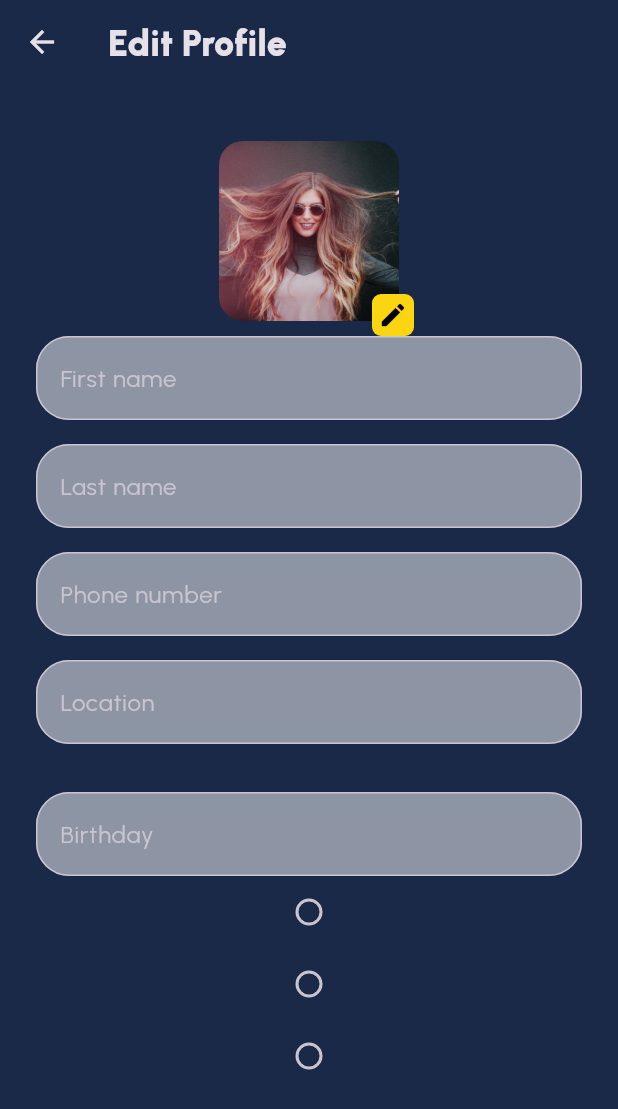
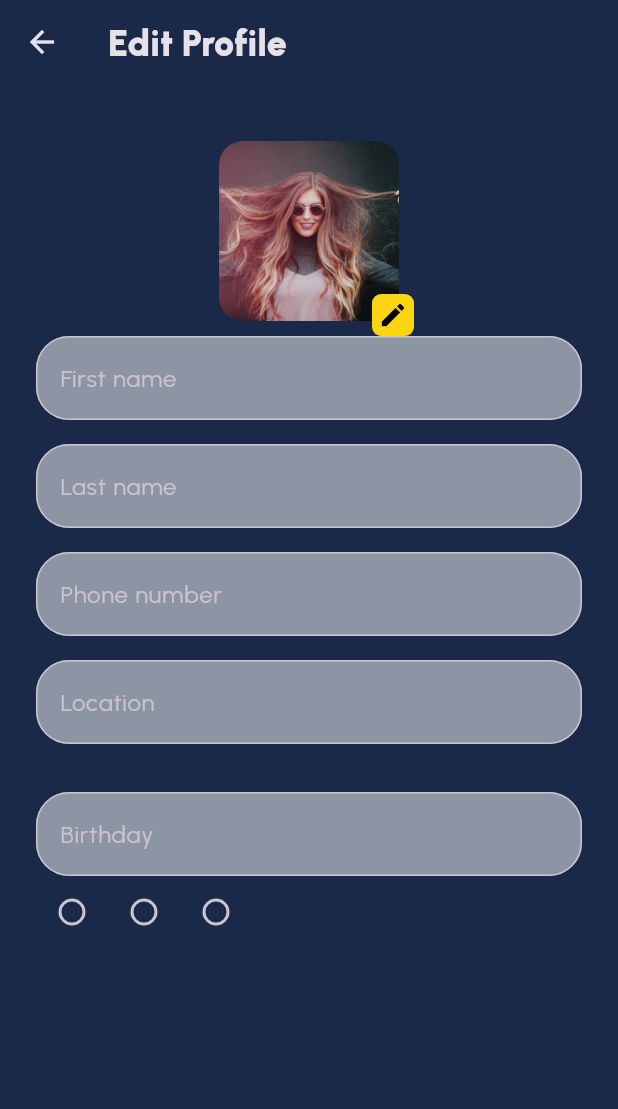
Before and after one commit to KHALEDKHLYAN/Flutter_Messaging-App, a Flutter app: the EditProfilePage screen opened by its route, on a phone screen of 412 x 824 dp. Shown: the top 1109 px of the screen. Run offline on Flutter 3.47's test engine with Material 3 defaults, Android fonts, the phone set to English and light mode, and no system bars; our stand-ins replace flutter_svg.

Commit message:
Edit profile page

```diff
--- a/lib/pages/edit_profile_page.dart
+++ b/lib/pages/edit_profile_page.dart
@@ -75,6 +75,8 @@ class _EditProfilePageState extends State<EditProfilePage> {
                 height: 16,
               ),
               AppTextField(hint: AppStrings.birthday),
+              Row(
+                children: [
                   Radio(
                     value: Gender.male,
                     groupValue: gender,
@@ -86,9 +88,11 @@ class _EditProfilePageState extends State<EditProfilePage> {
                     onChanged: (value) {},
                   ),
                   Radio(
-                value: Gender.male,
+                    value: Gender.female,
                     groupValue: gender,
                     onChanged: (value) {},
+                  ),
+                ],
               ),
             ],
           ),
```
Lines whose indentation alone changed are shown as unchanged.
